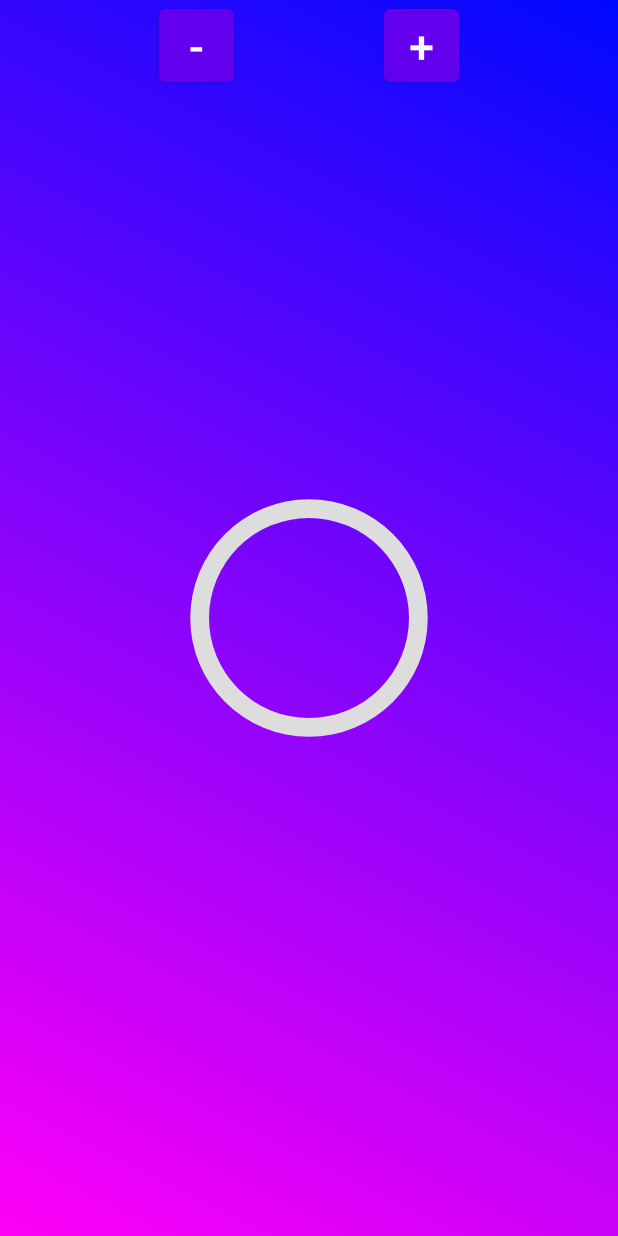
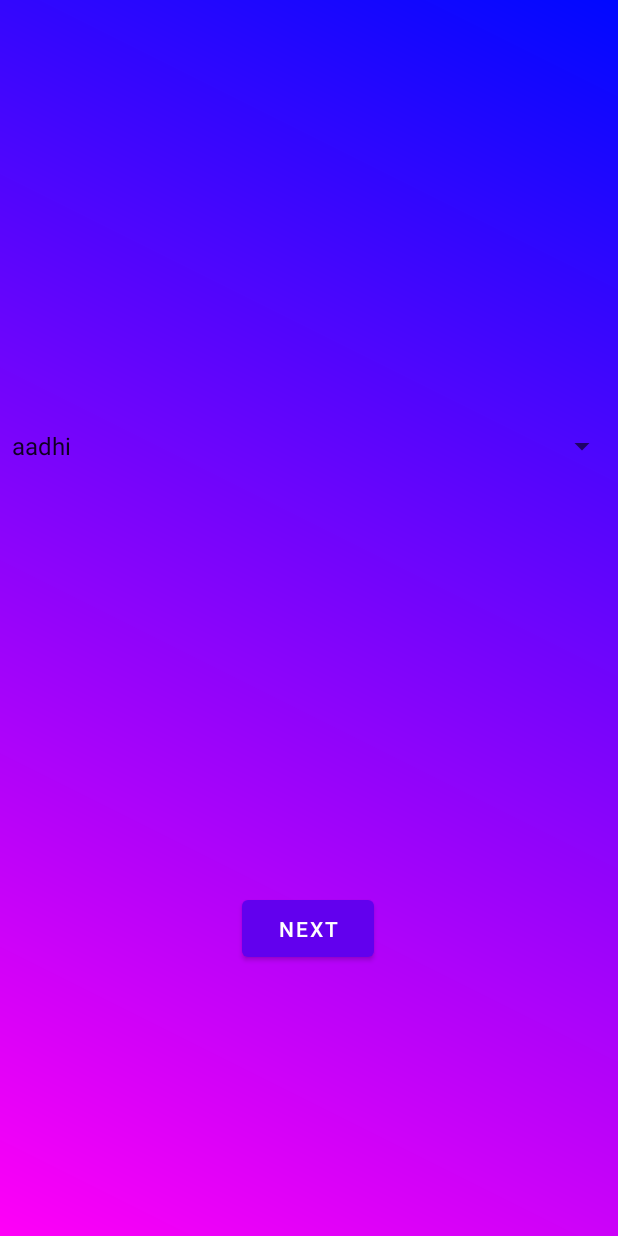
Before and after one commit to Aadhiarc/TestAppliction, an Android app: the screen it shows after launch (Activity2), after a tap on "SIGN_IN", on a phone screen of 412 x 824 dp. Run offline under Robolectric (Android 15) with nearby library versions, the phone set to English and light mode, and no system bars.

Commit message:
commit 5

```diff
--- a/app/src/main/java/com/example/testappliction/Activity2.java
+++ b/app/src/main/java/com/example/testappliction/Activity2.java
@@ -2,47 +2,51 @@ package com.example.testappliction;
 
 import androidx.appcompat.app.AppCompatActivity;
 
+import android.content.Intent;
 import android.os.Bundle;
 import android.view.View;
+import android.widget.AdapterView;
+import android.widget.ArrayAdapter;
 import android.widget.Button;
 import android.widget.ProgressBar;
+import android.widget.Spinner;
 import android.widget.TextView;
+import android.widget.Toast;
 
-public class Activity2 extends AppCompatActivity {
-    private int prog=0;
-    private ProgressBar progressBar;
-    TextView age =findViewById(R.id.age);
+public class Activity2 extends AppCompatActivity implements AdapterView.OnItemSelectedListener {
 
 
     @Override
     protected void onCreate(Bundle savedInstanceState) {
         super.onCreate(savedInstanceState);
         setContentView(R.layout.activity_2);
-        Button button_inc = (Button) findViewById(R.id.button_Increase);
-        Button button_dec =(Button) findViewById(R.id.button_decrease);
-        updateProgressBar();
-        button_inc.setOnClickListener(new View.OnClickListener() {
+        Spinner spinner = findViewById(R.id.spinner);
+        ArrayAdapter<CharSequence> adapter = ArrayAdapter.createFromResource(this,R.array.name, android.R.layout.simple_spinner_item);
+        adapter.setDropDownViewResource(android.R.layout.simple_dropdown_item_1line);
+        spinner.setAdapter(adapter);
+        spinner.setOnItemSelectedListener(this);
+        Button next_button =(Button)findViewById(R.id.button2);
+        next_button.setOnClickListener(new View.OnClickListener() {
             @Override
             public void onClick(View view) {
-                if(prog<=90){
-                    prog=prog+10;
-                    updateProgressBar();
-                }
-            }
-        });
-        button_dec.setOnClickListener(new View.OnClickListener() {
-            @Override
-            public void onClick(View view) {
-                if(prog>=10){
-                    prog=prog-10;
-                    updateProgressBar();
-
-                }
+               openActivity3();
             }
         });
     }
-    public void updateProgressBar(){
-        progressBar.setProgress(prog);
-        age.setText(prog);
+
+    void openActivity3(){
+        Intent intent = new Intent(this,Activity3.class);
+        startActivity(intent);
+    }
+
+    @Override
+    public void onItemSelected(AdapterView<?> adapterView, View view, int i, long l) {
+        String text = adapterView.getItemAtPosition(i).toString();
+        Toast.makeText(adapterView.getContext(),text,Toast.LENGTH_SHORT).show();
+    }
+
+    @Override
+    public void onNothingSelected(AdapterView<?> adapterView) {
+
     }
 }
--- a/app/src/main/java/com/example/testappliction/MainActivity.java
+++ b/app/src/main/java/com/example/testappliction/MainActivity.java
@@ -26,11 +26,7 @@ public class MainActivity extends AppCompatActivity {
     }
     //Method to open the second activity
     void openActivity2(){
-        EditText editText =(EditText)findViewById(R.id.userName);
-        String username = editText.getText().toString();
-        EditText editText2 = (EditText)findViewById(R.id.passWord);
-
-        Intent intent = new Intent(this,Activity2.class);
+        Intent intent = new Intent(MainActivity.this,Activity2.class);
         startActivity(intent);
     }
 }
--- a/app/src/main/res/layout/activity_2.xml
+++ b/app/src/main/res/layout/activity_2.xml
@@ -6,50 +6,27 @@
     android:layout_height="match_parent"
     android:accessibilityLiveRegion="none"
     android:background="@drawable/gradient1"
-    tools:context=".Activity2">
+    tools:context=".Activity2" >
 
-    <ProgressBar
-        android:id="@+id/progressBar"
-        android:layout_width="200dp"
-        android:layout_height="200dp"
-        android:indeterminateOnly="false"
-        android:progressDrawable="@drawable/circle"
+    <Button
+        android:id="@+id/button2"
+        android:layout_width="wrap_content"
+        android:layout_height="50dp"
+        android:layout_marginBottom="180dp"
+        android:text="Next"
         app:layout_constraintBottom_toBottomOf="parent"
         app:layout_constraintEnd_toEndOf="parent"
+        app:layout_constraintHorizontal_bias="0.498"
         app:layout_constraintStart_toStartOf="parent"
-        app:layout_constraintTop_toTopOf="parent"
-        tools:progress="50" />
-
-    <TextView
-        android:id="@+id/age"
-        android:layout_width="200dp"
-        android:layout_height="wrap_content"
-        android:gravity="center"
-        android:textColor="@color/white"
-        app:layout_constraintBottom_toBottomOf="@+id/progressBar"
-        app:layout_constraintEnd_toEndOf="@+id/progressBar"
-        app:layout_constraintStart_toStartOf="@+id/progressBar"
-        app:layout_constraintTop_toTopOf="@+id/progressBar"
-        tools:text="1" />
-
-    <Button
-        android:id="@+id/button_decrease"
-        android:layout_width="50dp"
-        android:layout_height="wrap_content"
-        app:layout_constraintStart_toStartOf="@+id/progressBar"
-        tools:layout_editor_absoluteY="481dp"
-        android:text="-"
-        android:textSize="30dp"
         tools:ignore="MissingConstraints" />
 
-    <Button
-        android:id="@+id/button_Increase"
-        android:layout_width="50dp"
+    <Spinner
+        android:id="@+id/spinner"
+        android:layout_width="match_parent"
         android:layout_height="wrap_content"
-        app:layout_constraintEnd_toEndOf="@+id/progressBar"
-        tools:layout_editor_absoluteY="481dp"
-        android:text="+"
-        android:textSize="30dp"
-        tools:ignore="MissingConstraints" />
-
+        app:layout_constraintBottom_toTopOf="@+id/button2"
+        app:layout_constraintTop_toTopOf="parent"
+        tools:ignore="MissingConstraints"
+        tools:layout_editor_absoluteX="1dp"
+        />
 </androidx.constraintlayout.widget.ConstraintLayout>
--- a/app/src/main/res/layout/activity_main.xml
+++ b/app/src/main/res/layout/activity_main.xml
@@ -64,7 +64,6 @@
         app:layout_constraintTop_toBottomOf="@+id/userName"
         app:layout_constraintVertical_bias="0.0"
         tools:layout_editor_absoluteX="60dp"
-        android:text="password"
         android:textSize="30dp"
         android:textColor="@color/white"
         android:background="@drawable/dyn"
--- a/app/src/main/res/values/strings.xml
+++ b/app/src/main/res/values/strings.xml
@@ -1,3 +1,8 @@
 <resources>
     <string name="app_name">TestAppliction</string>
+    <string-array name="name">
+        <item>aadhi</item>
+        <item>jeeva</item>
+        <item>raj</item>
+    </string-array>
 </resources>
```
Also changed, not shown: app/src/main/AndroidManifest.xml (+15 -7 lines), app/src/main/java/com/example/testappliction/Activity3.java (added, +14 -0 lines), app/src/main/res/drawable/gradient3.xml (added, +10 -0 lines), app/src/main/res/layout/activity_3.xml (added, +36 -0 lines).
